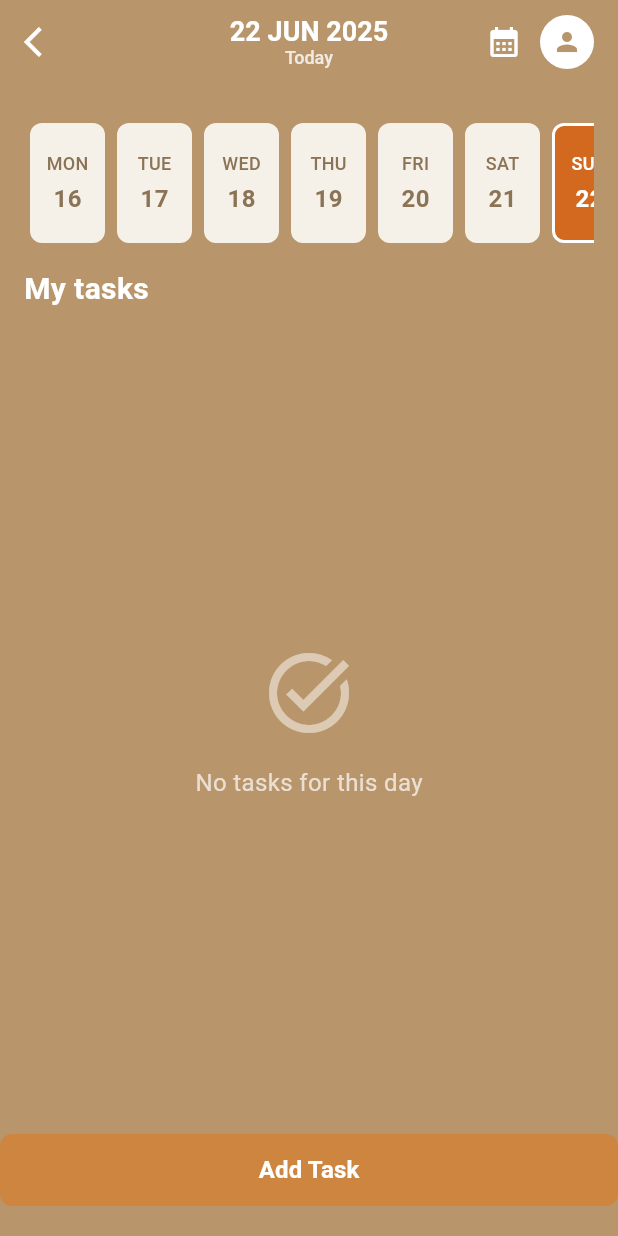
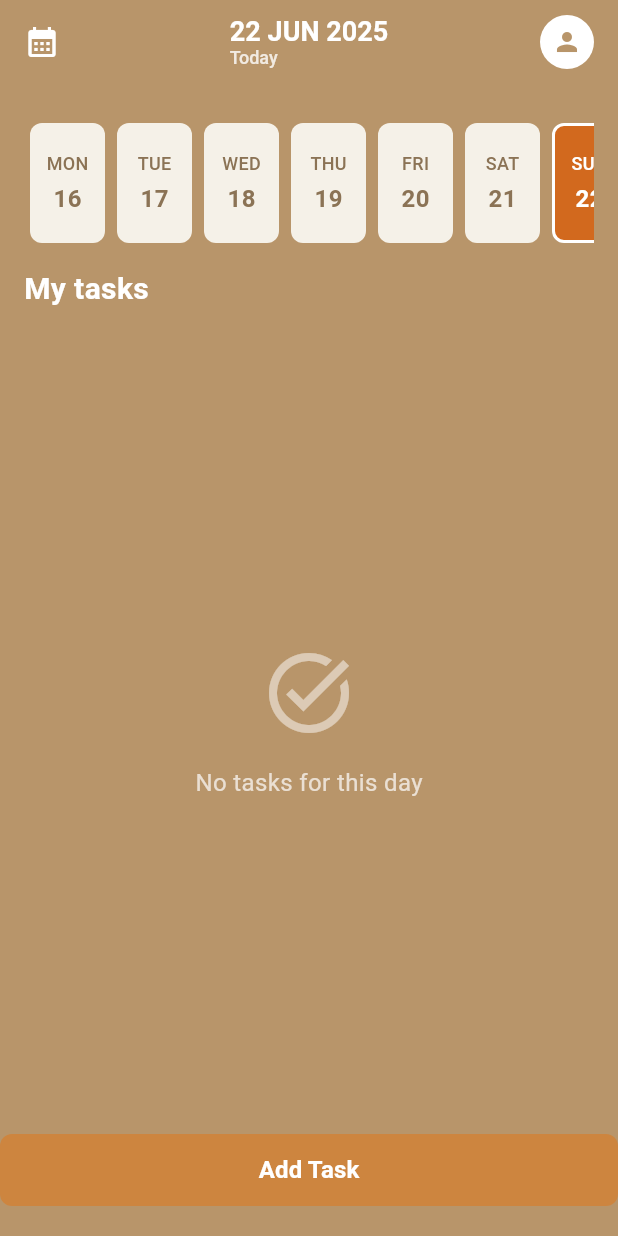
Before and after one commit to phaitoun/flutter-final-project, a Flutter app: the TodoScreen screen opened by its route, on a phone screen of 412 x 824 dp. Run offline on Flutter 3.47's test engine with Material 3 defaults, Android fonts, the phone set to English and light mode, and no system bars; our stand-ins replace cloud_firestore, firebase_auth, firebase_core; accounts and stored records are empty; network calls fail.

Commit message:
update code todo

```diff
--- a/flutter_application_1/lib/main.dart
+++ b/flutter_application_1/lib/main.dart
@@ -26,7 +26,7 @@ class MyApp extends StatelessWidget {
     return MaterialApp(
       title: 'Name App',
       theme: AppTheme.lightTheme,
-      home: TodoScreen(),
+      home: LoginScreen(),
       debugShowCheckedModeBanner: false,
       routes: {
         '/todo': (context) => TodoScreen(),
--- a/flutter_application_1/lib/screens/todo_screen.dart
+++ b/flutter_application_1/lib/screens/todo_screen.dart
@@ -8,6 +8,7 @@ import '../widgets/custom_button.dart';
 import 'create_task_screen.dart';
 import 'edit_task_screen.dart';
 import 'monthly_calendar_screen.dart';
+import 'package:firebase_auth/firebase_auth.dart';
 
 class TodoScreen extends StatefulWidget {
   @override
@@ -15,6 +16,7 @@ class TodoScreen extends StatefulWidget {
 }
 
 class _TodoScreenState extends State<TodoScreen> {
+  final FirebaseAuth _auth = FirebaseAuth.instance;
   final FirebaseFirestore _firestore = FirebaseFirestore.instance;
   DateTime selectedDate = DateTime.now();
   List<DateTime> weekDates = [];
@@ -53,13 +55,15 @@ class _TodoScreenState extends State<TodoScreen> {
   Widget build(BuildContext context) {
     return Scaffold(
       appBar: AppBar(
+        backgroundColor: AppColors.background,
         leading: IconButton(
-          icon: Icon(Icons.arrow_back_ios, color: Colors.white),
-          onPressed: () => Navigator.pop(context),
+          icon: Icon(Icons.calendar_month, color: Colors.white),
+          onPressed: _navigateToCalendar,
         ),
         title: GestureDetector(
-          onTap: _navigateToCalendar, // Add this tap handler
+          onTap: _navigateToCalendar,
           child: Column(
+            crossAxisAlignment: CrossAxisAlignment.start,
             children: [
               Text(
                 DateFormat('dd MMM yyyy').format(selectedDate).toUpperCase(),
@@ -80,20 +84,24 @@ class _TodoScreenState extends State<TodoScreen> {
           ),
         ),
         actions: [
-          IconButton(
-            icon: Icon(Icons.calendar_month, color: Colors.white),
-            onPressed: _navigateToCalendar, // Add calendar button
-          ),
-          Container(
-            margin: EdgeInsets.only(right: 16),
-            child: CircleAvatar(
-              backgroundColor: Colors.white,
-              radius: 18,
-              child: Icon(Icons.person, color: AppColors.background, size: 20),
+          GestureDetector(
+            onTap: _navigateToCalendar,
+            child: Container(
+              margin: EdgeInsets.only(right: 16),
+              child: CircleAvatar(
+                backgroundColor: Colors.white,
+                radius: 18,
+                child: Icon(
+                  Icons.person,
+                  color: AppColors.background,
+                  size: 20,
+                ),
+              ),
             ),
           ),
         ],
       ),
+
       body: Column(
         children: [
           // Week Calendar
@@ -386,13 +394,17 @@ class _TodoScreenState extends State<TodoScreen> {
       selectedDate.month,
       selectedDate.day,
     );
-
+    User? currentUser = _auth.currentUser;
     return Container(
       padding: EdgeInsets.symmetric(horizontal: 16),
       child: StreamBuilder<QuerySnapshot>(
         stream: _firestore
             .collection('tasks')
-            .where('date', isEqualTo: Timestamp.fromDate(normalizedDate))
+            .where('date', isEqualTo: normalizedDate)
+            .where(
+              'userId',
+              isEqualTo: currentUser?.uid,
+            ) // Replace with actual user ID
             .snapshots(), // Removed orderBy to avoid composite index requirement
         builder: (context, snapshot) {
           if (snapshot.hasError) {
@@ -460,6 +472,8 @@ class _TodoScreenState extends State<TodoScreen> {
 
           try {
             List<TaskModel> tasks = snapshot.data!.docs.map((doc) {
+              print(normalizedDate);
+              print(TaskModel.fromFirestore(doc));
               return TaskModel.fromFirestore(doc);
             }).toList();
 
```
Also changed, not shown: flutter_application_1/lib/screens/create_task_screen.dart (+28 -11 lines), flutter_application_1/lib/screens/login_screen.dart (+1 -7 lines).
